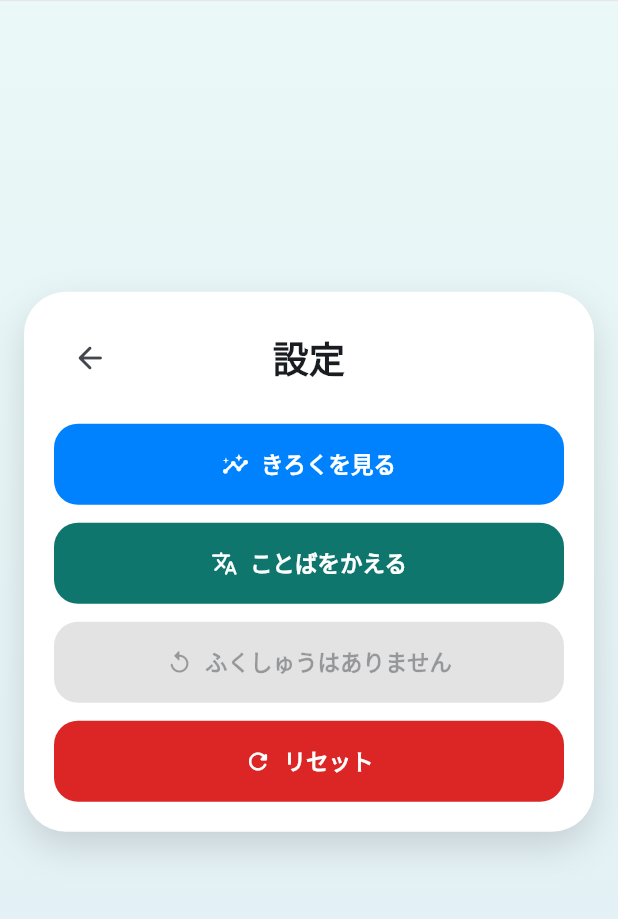
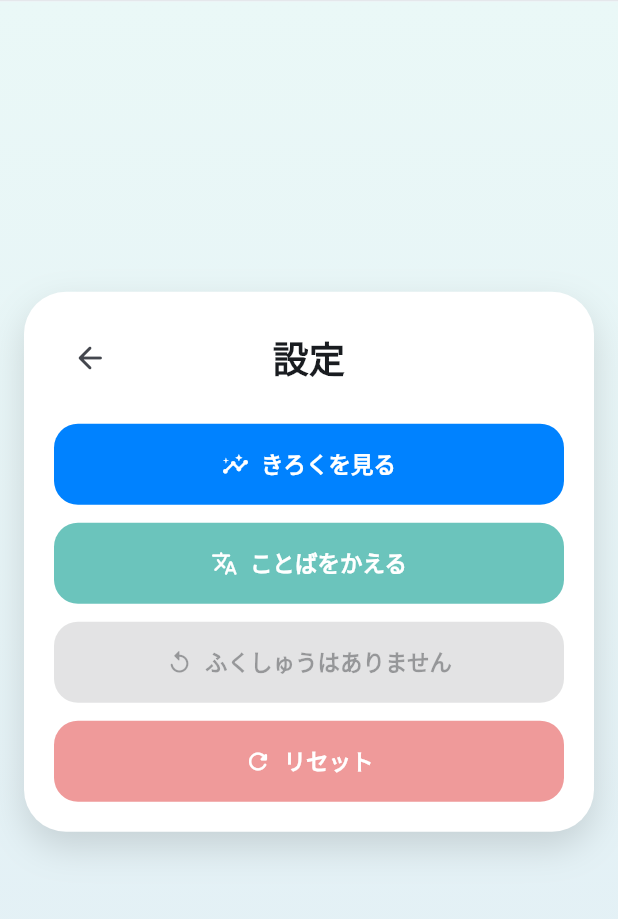
Before and after one commit to alex3333python/syuwa-study, a Flutter app: the screen it shows after launch, after a tap on the "settings" icon, on a phone screen of 412 x 824 dp, the part 114-1033 px from its top. Run offline on Flutter 3.47's test engine with Material 3 defaults, Android fonts, the phone set to English and light mode, and no system bars; our stand-ins replace flutter_tts, shared_preferences, video_player; Roboto replaces fonts that are missing (GenInterfaceJP).

Commit message:
Soften settings language and reset button colors.
Use lighter teal and coral red backgrounds so the settings actions feel
less vivid against the pale screen background.

Co-authored-by: Noeru Sugiyama <alex3333python@users.noreply.github.com>

```diff
--- a/lib/screens/settings_screen.dart
+++ b/lib/screens/settings_screen.dart
@@ -106,7 +106,8 @@ class SettingsScreen extends StatelessWidget {
                             width: double.infinity,
                             child: FilledButton.icon(
                               style: FilledButton.styleFrom(
-                                backgroundColor: const Color(0xFF0F766E),
+                                backgroundColor: const Color(0xFF6BC4BC),
+                                foregroundColor: Colors.white,
                                 padding: const EdgeInsets.symmetric(
                                   vertical: 16,
                                 ),
@@ -160,7 +161,8 @@ class SettingsScreen extends StatelessWidget {
                             width: double.infinity,
                             child: FilledButton.icon(
                               style: FilledButton.styleFrom(
-                                backgroundColor: const Color(0xFFDC2626),
+                                backgroundColor: const Color(0xFFEF9A9A),
+                                foregroundColor: Colors.white,
                                 padding: const EdgeInsets.symmetric(
                                   vertical: 16,
                                 ),
```
